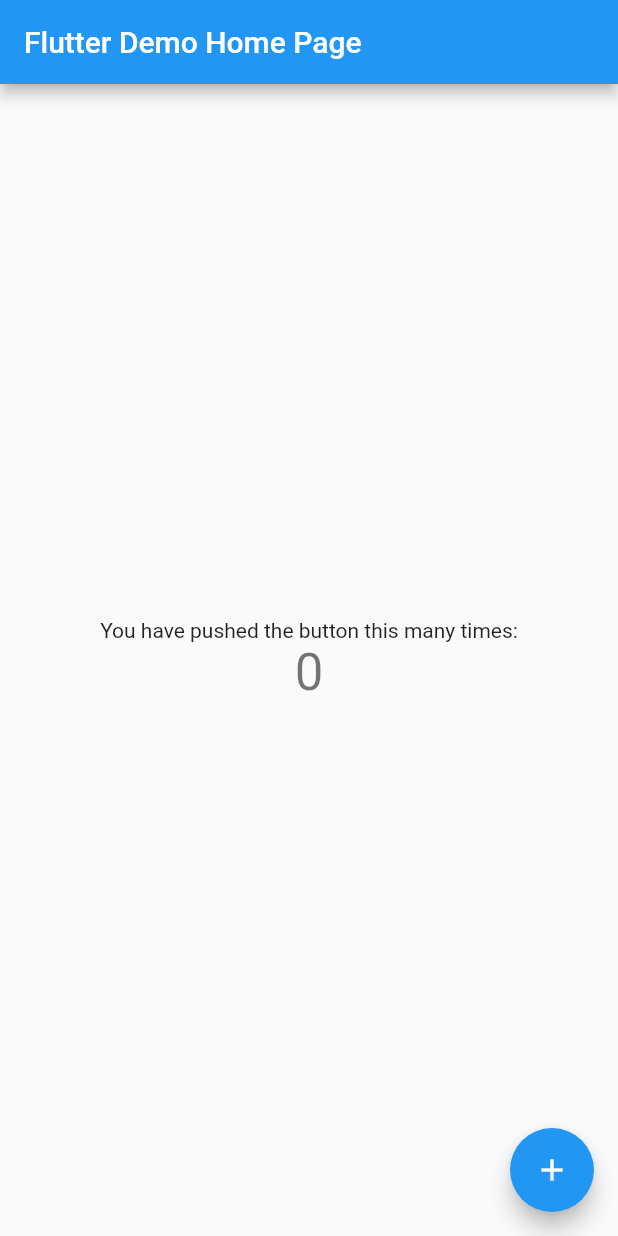
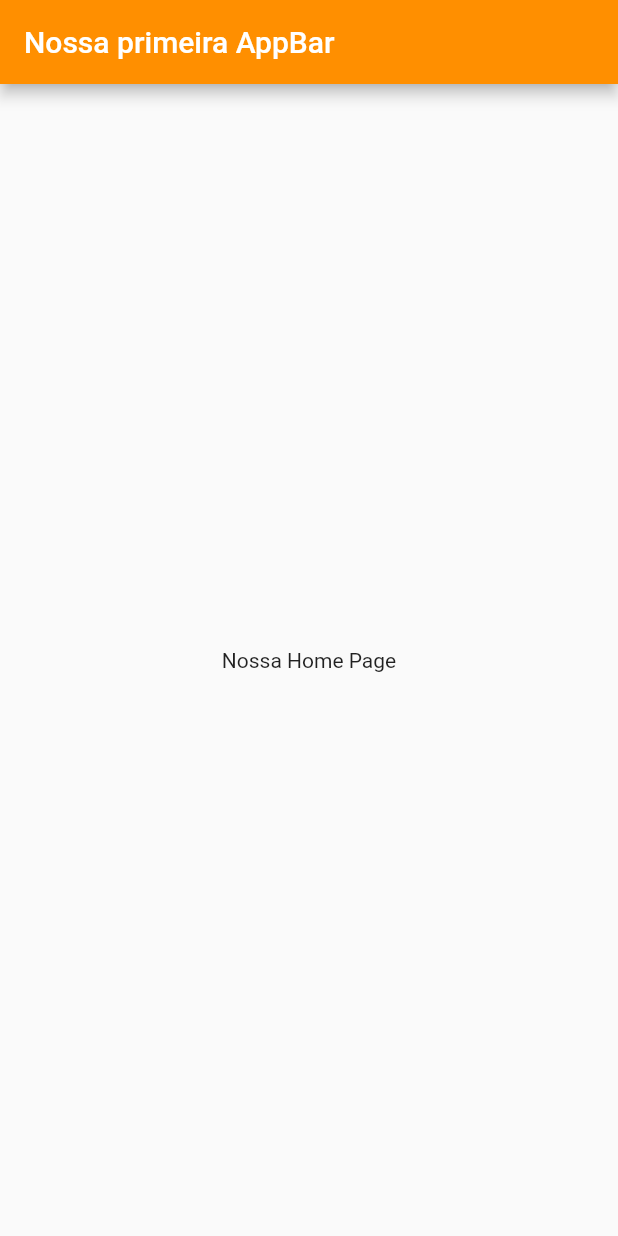
Before and after one commit to Rextecoetter/modulo12, a Flutter app: the screen it shows after launch, on a phone screen of 412 x 824 dp. Run offline on Flutter 3.47's test engine with Material 2 defaults, Android fonts, the phone set to English and light mode, and no system bars.

Commit message:
Subindo novos arquivos

```diff
--- /dev/null
+++ b/lib/home/home_page.dart
@@ -0,0 +1,18 @@
+import 'package:flutter/material.dart';
+
+class HomePage extends StatelessWidget {
+  const HomePage({Key? key}) : super(key: key);
+
+  @override
+  Widget build(BuildContext context) {
+    return Scaffold(
+      appBar: AppBar(
+        backgroundColor: Colors.amber[800],
+        title: const Text("Nossa primeira AppBar"),
+      ),
+      body: const Center(
+        child: Text('Nossa Home Page'),
+      ),
+    );
+  }
+}
--- a/lib/main.dart
+++ b/lib/main.dart
@@ -1,4 +1,5 @@
 import 'package:flutter/material.dart';
+import 'package:flutter_maonamassa/home/home_page.dart';
 
 void main() {
   runApp(const MyApp());
@@ -7,109 +8,11 @@ void main() {
 class MyApp extends StatelessWidget {
   const MyApp({Key? key}) : super(key: key);
 
-  // This widget is the root of your application.
   @override
   Widget build(BuildContext context) {
-    return MaterialApp(
+    return const MaterialApp(
       title: 'Flutter Demo',
-      theme: ThemeData(
-        // This is the theme of your application.
-        //
-        // Try running your application with "flutter run". You'll see the
-        // application has a blue toolbar. Then, without quitting the app, try
-        // changing the primarySwatch below to Colors.green and then invoke
-        // "hot reload" (press "r" in the console where you ran "flutter run",
-        // or simply save your changes to "hot reload" in a Flutter IDE).
-        // Notice that the counter didn't reset back to zero; the application
-        // is not restarted.
-        primarySwatch: Colors.blue,
-      ),
-      home: const MyHomePage(title: 'Flutter Demo Home Page'),
+      home: HomePage(),
     );
   }
 }
-
-class MyHomePage extends StatefulWidget {
-  const MyHomePage({Key? key, required this.title}) : super(key: key);
-
-  // This widget is the home page of your application. It is stateful, meaning
-  // that it has a State object (defined below) that contains fields that affect
-  // how it looks.
-
-  // This class is the configuration for the state. It holds the values (in this
-  // case the title) provided by the parent (in this case the App widget) and
-  // used by the build method of the State. Fields in a Widget subclass are
-  // always marked "final".
-
-  final String title;
-
-  @override
-  State<MyHomePage> createState() => _MyHomePageState();
-}
-
-class _MyHomePageState extends State<MyHomePage> {
-  int _counter = 0;
-
-  void _incrementCounter() {
-    setState(() {
-      // This call to setState tells the Flutter framework that something has
-      // changed in this State, which causes it to rerun the build method below
-      // so that the display can reflect the updated values. If we changed
-      // _counter without calling setState(), then the build method would not be
-      // called again, and so nothing would appear to happen.
-      _counter++;
-    });
-  }
-
-  @override
-  Widget build(BuildContext context) {
-    // This method is rerun every time setState is called, for instance as done
-    // by the _incrementCounter method above.
-    //
-    // The Flutter framework has been optimized to make rerunning build methods
-    // fast, so that you can just rebuild anything that needs updating rather
-    // than having to individually change instances of widgets.
-    return Scaffold(
-      appBar: AppBar(
-        // Here we take the value from the MyHomePage object that was created by
-        // the App.build method, and use it to set our appbar title.
-        title: Text(widget.title),
-      ),
-      body: Center(
-        // Center is a layout widget. It takes a single child and positions it
-        // in the middle of the parent.
-        child: Column(
-          // Column is also a layout widget. It takes a list of children and
-          // arranges them vertically. By default, it sizes itself to fit its
-          // children horizontally, and tries to be as tall as its parent.
-          //
-          // Invoke "debug painting" (press "p" in the console, choose the
-          // "Toggle Debug Paint" action from the Flutter Inspector in Android
-          // Studio, or the "Toggle Debug Paint" command in Visual Studio Code)
-          // to see the wireframe for each widget.
-          //
-          // Column has various properties to control how it sizes itself and
-          // how it positions its children. Here we use mainAxisAlignment to
-          // center the children vertically; the main axis here is the vertical
-          // axis because Columns are vertical (the cross axis would be
-          // horizontal).
-          mainAxisAlignment: MainAxisAlignment.center,
-          children: <Widget>[
-            const Text(
-              'You have pushed the button this many times:',
-            ),
-            Text(
-              '$_counter',
-              style: Theme.of(context).textTheme.headline4,
-            ),
-          ],
-        ),
-      ),
-      floatingActionButton: FloatingActionButton(
-        onPressed: _incrementCounter,
-        tooltip: 'Increment',
-        child: const Icon(Icons.add),
-      ), // This trailing comma makes auto-formatting nicer for build methods.
-    );
-  }
-}
```
